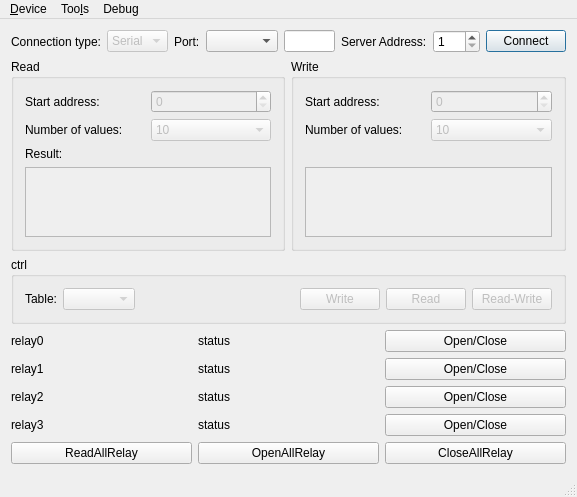
Before: the Qt Designer form src/mainwindow.ui in blacksherry0831/ModebusRelay, drawn with Qt 5.
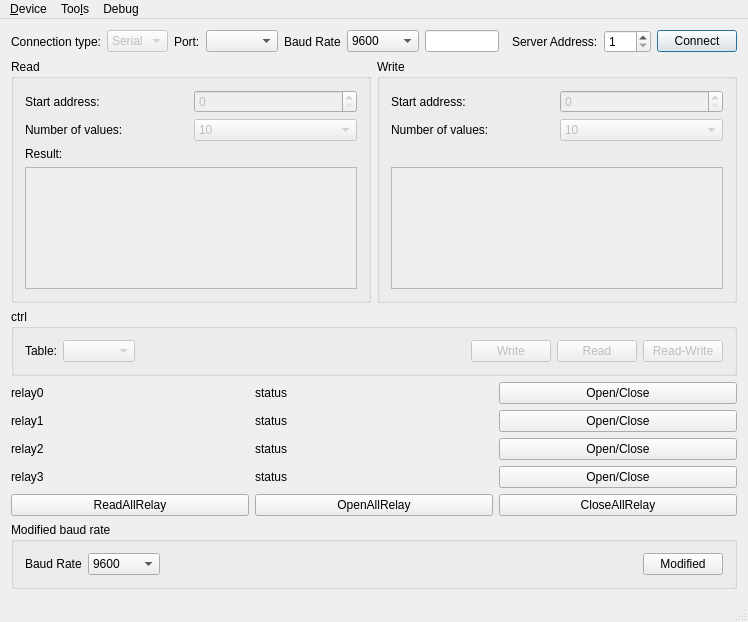
After: the same form once the commit is applied. Icons and pictures are not drawn.

Commit message: setMaximumHeight add baud rate select/modified

Diff of the .ui file:
```diff
--- a/src/mainwindow.ui
+++ b/src/mainwindow.ui
@@ -6,8 +6,8 @@
    <rect>
     <x>0</x>
     <y>0</y>
-    <width>577</width>
-    <height>495</height>
+    <width>748</width>
+    <height>622</height>
    </rect>
   </property>
   <property name="maximumSize">
@@ -28,7 +28,7 @@
      <layout class="QVBoxLayout" name="verticalLayout_2">
       <item>
        <layout class="QGridLayout" name="gridLayout">
-        <item row="0" column="6">
+        <item row="0" column="8">
          <widget class="QLabel" name="label_27">
           <property name="sizePolicy">
            <sizepolicy hsizetype="Maximum" vsizetype="Preferred">
@@ -41,6 +41,44 @@
           </property>
          </widget>
         </item>
+        <item row="0" column="9">
+         <widget class="QSpinBox" name="serverEdit">
+          <property name="sizePolicy">
+           <sizepolicy hsizetype="Maximum" vsizetype="Fixed">
+            <horstretch>0</horstretch>
+            <verstretch>0</verstretch>
+           </sizepolicy>
+          </property>
+          <property name="minimum">
+           <number>1</number>
+          </property>
+          <property name="maximum">
+           <number>247</number>
+          </property>
+         </widget>
+        </item>
+        <item row="0" column="10">
+         <widget class="QPushButton" name="connectButton">
+          <property name="sizePolicy">
+           <sizepolicy hsizetype="Maximum" vsizetype="Fixed">
+            <horstretch>0</horstretch>
+            <verstretch>0</verstretch>
+           </sizepolicy>
+          </property>
+          <property name="text">
+           <string>Connect</string>
+          </property>
+          <property name="checkable">
+           <bool>false</bool>
+          </property>
+          <property name="autoDefault">
+           <bool>false</bool>
+          </property>
+          <property name="default">
+           <bool>true</bool>
+          </property>
+         </widget>
+        </item>
         <item row="0" column="1">
          <widget class="QComboBox" name="connectType">
           <property name="enabled">
@@ -58,7 +96,7 @@
           </item>
          </widget>
         </item>
-        <item row="0" column="5">
+        <item row="0" column="7">
          <spacer name="horizontalSpacer">
           <property name="orientation">
            <enum>Qt::Horizontal</enum>
@@ -71,41 +109,13 @@
           </property>
          </spacer>
         </item>
-        <item row="0" column="8">
-         <widget class="QPushButton" name="connectButton">
+        <item row="0" column="6">
+         <widget class="QLineEdit" name="portEdit">
           <property name="sizePolicy">
-           <sizepolicy hsizetype="Maximum" vsizetype="Fixed">
+           <sizepolicy hsizetype="Preferred" vsizetype="Fixed">
             <horstretch>0</horstretch>
             <verstretch>0</verstretch>
            </sizepolicy>
-          </property>
-          <property name="text">
-           <string>Connect</string>
-          </property>
-          <property name="checkable">
-           <bool>false</bool>
-          </property>
-          <property name="autoDefault">
-           <bool>false</bool>
-          </property>
-          <property name="default">
-           <bool>true</bool>
-          </property>
-         </widget>
-        </item>
-        <item row="0" column="7">
-         <widget class="QSpinBox" name="serverEdit">
-          <property name="sizePolicy">
-           <sizepolicy hsizetype="Maximum" vsizetype="Fixed">
-            <horstretch>0</horstretch>
-            <verstretch>0</verstretch>
-           </sizepolicy>
-          </property>
-          <property name="minimum">
-           <number>1</number>
-          </property>
-          <property name="maximum">
-           <number>247</number>
           </property>
          </widget>
         </item>
@@ -116,6 +126,9 @@
           </property>
          </widget>
         </item>
+        <item row="0" column="3">
+         <widget class="QComboBox" name="comboBox_serial_port"/>
+        </item>
         <item row="0" column="2">
          <widget class="QLabel" name="label_2">
           <property name="sizePolicy">
@@ -130,17 +143,25 @@
          </widget>
         </item>
         <item row="0" column="4">
-         <widget class="QLineEdit" name="portEdit">
-          <property name="sizePolicy">
-           <sizepolicy hsizetype="Preferred" vsizetype="Fixed">
-            <horstretch>0</horstretch>
-            <verstretch>0</verstretch>
-           </sizepolicy>
+         <widget class="QLabel" name="label_10">
+          <property name="text">
+           <string>Baud Rate</string>
           </property>
          </widget>
         </item>
-        <item row="0" column="3">
-         <widget class="QComboBox" name="comboBox_serial_port"/>
+        <item row="0" column="5">
+         <widget class="QComboBox" name="comboBox_2">
+          <item>
+           <property name="text">
+            <string>9600</string>
+           </property>
+          </item>
+          <item>
+           <property name="text">
+            <string>115200</string>
+           </property>
+          </item>
+         </widget>
         </item>
        </layout>
       </item>
@@ -647,6 +668,67 @@
           </item>
          </layout>
         </item>
+        <item>
+         <layout class="QHBoxLayout" name="horizontalLayout_modifiedBaudRate">
+          <item>
+           <widget class="QGroupBox" name="groupBox">
+            <property name="title">
+             <string>Modified baud rate</string>
+            </property>
+            <layout class="QHBoxLayout" name="horizontalLayout_9">
+             <item>
+              <layout class="QHBoxLayout" name="horizontalLayout_8">
+               <property name="sizeConstraint">
+                <enum>QLayout::SetMaximumSize</enum>
+               </property>
+               <item>
+                <widget class="QLabel" name="label_11">
+                 <property name="text">
+                  <string>Baud Rate</string>
+                 </property>
+                </widget>
+               </item>
+               <item>
+                <widget class="QComboBox" name="comboBox">
+                 <item>
+                  <property name="text">
+                   <string>9600</string>
+                  </property>
+                 </item>
+                 <item>
+                  <property name="text">
+                   <string>115200</string>
+                  </property>
+                 </item>
+                </widget>
+               </item>
+               <item>
+                <spacer name="horizontalSpacer_3">
+                 <property name="orientation">
+                  <enum>Qt::Horizontal</enum>
+                 </property>
+                 <property name="sizeHint" stdset="0">
+                  <size>
+                   <width>13</width>
+                   <height>17</height>
+                  </size>
+                 </property>
+                </spacer>
+               </item>
+               <item>
+                <widget class="QPushButton" name="pushButton">
+                 <property name="text">
+                  <string>Modified</string>
+                 </property>
+                </widget>
+               </item>
+              </layout>
+             </item>
+            </layout>
+           </widget>
+          </item>
+         </layout>
+        </item>
        </layout>
       </item>
      </layout>
@@ -659,7 +741,7 @@
     <rect>
      <x>0</x>
      <y>0</y>
-     <width>577</width>
+     <width>748</width>
      <height>23</height>
     </rect>
    </property>
```
The commit also changes 1 other file.
